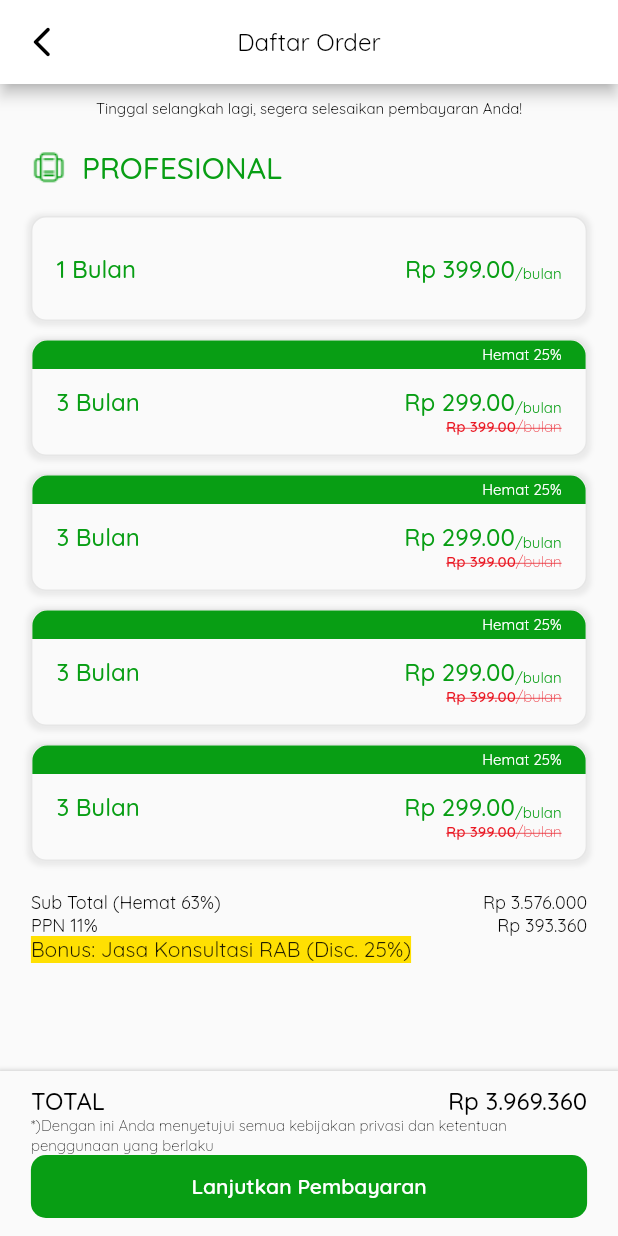
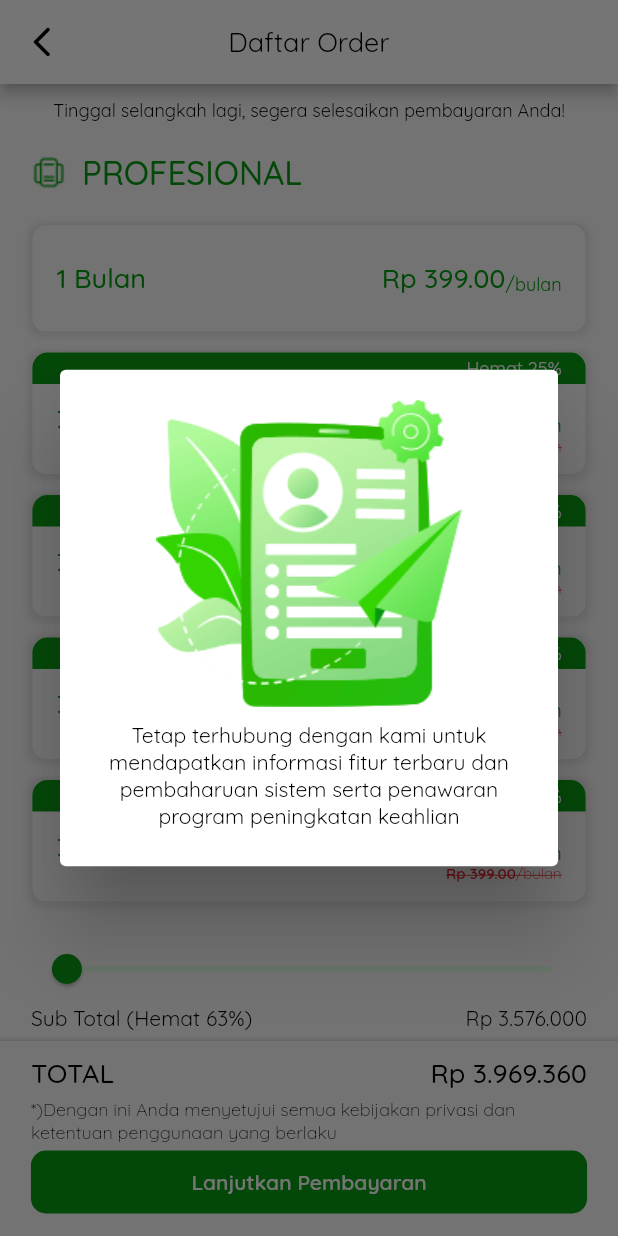
Before and after one commit to Beecons-Intern/Estimator.id, a Flutter app: the OrderScreen screen opened directly, after a tap on "Lanjutkan Pembayaran", on a phone screen of 412 x 824 dp. Run offline on Flutter 3.47's test engine with Material 2 defaults, Android fonts, the phone set to English and light mode, and no system bars; our stand-ins replace flutter_svg, smooth_page_indicator.

Commit message:
fixing order screen

```diff
--- a/lib/app/screens/order_screen/components/body.dart
+++ b/lib/app/screens/order_screen/components/body.dart
@@ -4,9 +4,15 @@ import '../../../utilities/colors.dart';
 import '../../../utilities/text_styles.dart';
 import 'build_card.dart';
 
-class Body extends StatelessWidget {
+class Body extends StatefulWidget {
   const Body({Key? key}) : super(key: key);
 
+  @override
+  State<Body> createState() => _BodyState();
+}
+
+class _BodyState extends State<Body> {
+  double value = 3;
   @override
   Widget build(BuildContext context) {
     Size size = MediaQuery.of(context).size;
@@ -20,7 +26,7 @@ class Body extends StatelessWidget {
             child: Text(
               "Tinggal selangkah lagi, segera selesaikan pembayaran Anda!",
               style: text4(neutral500, regular),
-              textAlign: TextAlign.center,
+              textAlign: TextAlign.justify,
             ),
           ),
           const SizedBox(
@@ -80,6 +86,19 @@ class Body extends StatelessWidget {
           const SizedBox(
             height: 8,
           ),
+          Slider(
+            inactiveColor: const Color(0xFFE2FEE4),
+            activeColor: primary,
+            value: value,
+            onChanged: (value) {
+              setState(() {
+                this.value = value;
+              });
+            },
+            min: 3,
+            max: 10,
+            label: value.round().toString(),
+          ),
           Row(
             mainAxisAlignment: MainAxisAlignment.spaceBetween,
             children: [
@@ -92,6 +111,9 @@ class Body extends StatelessWidget {
                 style: text3(neutral500, regular),
               )
             ],
+          ),
+          const SizedBox(
+            height: 5,
           ),
           Row(
             mainAxisAlignment: MainAxisAlignment.spaceBetween,
@@ -106,12 +128,73 @@ class Body extends StatelessWidget {
               )
             ],
           ),
+          const SizedBox(
+            height: 5,
+          ),
           Align(
             alignment: Alignment.centerLeft,
             child: Container(
-              decoration: const BoxDecoration(color: Color(0xFFFFE002)),
-              child: const Text("Bonus: Jasa Konsultasi RAB (Disc. 25%)"),
+              padding:
+                  const EdgeInsets.only(left: 2, right: 10, top: 2, bottom: 2),
+              decoration: const BoxDecoration(
+                  color: Color(0xFFFFE002),
+                  borderRadius: BorderRadius.only(
+                      topRight: Radius.circular(10),
+                      bottomRight: Radius.circular(10))),
+              child: RichText(
+                  text: TextSpan(
+                      text: "Bonus:",
+                      style: text4(neutral500, medium),
+                      children: [
+                    TextSpan(
+                        text: " Jasa Konsultasi RAB ",
+                        style: text4(neutral500, light)),
+                    TextSpan(
+                        text: "(Disc. 25%)",
+                        style: text4(const Color(0xFFEA1823), light))
+                  ])),
             ),
+          ),
+          const SizedBox(
+            height: 10,
+          ),
+          Container(
+            padding: const EdgeInsets.all(10),
+            width: size.width,
+            decoration: BoxDecoration(
+                border: Border.all(color: const Color(0xFFE6E6E6)),
+                borderRadius: BorderRadius.all(Radius.circular(10))),
+            child: Row(
+              mainAxisAlignment: MainAxisAlignment.spaceBetween,
+              children: [
+                const Text("Memiliki kode promo?"),
+                Container(
+                  padding:
+                      const EdgeInsets.symmetric(horizontal: 10, vertical: 5),
+                  decoration: const BoxDecoration(
+                      color: primary,
+                      borderRadius: BorderRadius.all(Radius.circular(10))),
+                  child: Row(
+                    children: [
+                      const Icon(
+                        Icons.wallet_giftcard_rounded,
+                        color: neutral100,
+                      ),
+                      const SizedBox(
+                        width: 5,
+                      ),
+                      Text(
+                        "Gunakan",
+                        style: text3(neutral100, regular),
+                      )
+                    ],
+                  ),
+                )
+              ],
+            ),
+          ),
+          const SizedBox(
+            height: 150,
           ),
         ],
       ),
--- a/lib/app/screens/order_screen/order_screen.dart
+++ b/lib/app/screens/order_screen/order_screen.dart
@@ -1,4 +1,5 @@
 import 'package:flutter/material.dart';
+import 'package:flutter_svg/flutter_svg.dart';
 
 import '../../utilities/colors.dart';
 import '../../utilities/text_styles.dart';
@@ -28,7 +29,7 @@ class OrderScreen extends StatelessWidget {
         padding:
             EdgeInsets.symmetric(horizontal: size.width * 0.05, vertical: 10),
         width: size.width,
-        height: 110,
+        height: 130,
         decoration: BoxDecoration(
           color: Theme.of(context).scaffoldBackgroundColor,
           boxShadow: [
@@ -54,16 +55,43 @@ class OrderScreen extends StatelessWidget {
                 )
               ],
             ),
+            const SizedBox(
+              height: 5,
+            ),
             Text(
               "*)Dengan ini Anda menyetujui semua kebijakan privasi dan ketentuan penggunaan yang berlaku",
               style: text4(neutral500, light),
             ),
+            const SizedBox(
+              height: 5,
+            ),
             RoundedButton(
               text: "Lanjutkan Pembayaran",
-              ontap: () {},
+              ontap: () {
+                showDialog(
+                    context: context,
+                    builder: (context) => AlertDialog(
+                          content: Column(
+                            mainAxisSize: MainAxisSize.min,
+                            children: [
+                              Image.asset("assets/img/icon-subscribe.png"),
+                              const SizedBox(
+                                height: 10,
+                              ),
+                              Text(
+                                "Tetap terhubung dengan kami untuk mendapatkan informasi fitur terbaru dan pembaharuan sistem serta penawaran program peningkatan keahlian",
+                                style: text3(neutral500, regular),
+                                textAlign: TextAlign.center,
+                              ),
+                            ],
+                          ),
+                        ));
+              },
             ),
           ],
         ),
-      ), body: const Body(),);
+      ),
+      body: const Body(),
+    );
   }
 }
--- a/lib/app/utilities/text_styles.dart
+++ b/lib/app/utilities/text_styles.dart
@@ -27,21 +27,21 @@ TextStyle heading5(colorText, fontWeight) {
 }
 
 TextStyle body(colorText, fontWeight) {
+  return TextStyle(color: colorText, fontSize: 16, fontWeight: fontWeight);
+}
+
+TextStyle text1(colorText, fontWeight) {
+  return TextStyle(color: colorText, fontSize: 22, fontWeight: fontWeight);
+}
+
+TextStyle text2(colorText, fontWeight) {
+  return TextStyle(color: colorText, fontSize: 18, fontWeight: fontWeight);
+}
+
+TextStyle text3(colorText, fontWeight) {
   return TextStyle(color: colorText, fontSize: 14, fontWeight: fontWeight);
 }
 
-TextStyle text1(colorText, fontWeight) {
-  return TextStyle(color: colorText, fontSize: 20, fontWeight: fontWeight);
-}
-
-TextStyle text2(colorText, fontWeight) {
-  return TextStyle(color: colorText, fontSize: 16, fontWeight: fontWeight);
-}
-
-TextStyle text3(colorText, fontWeight) {
+TextStyle text4(colorText, fontWeight) {
   return TextStyle(color: colorText, fontSize: 12, fontWeight: fontWeight);
 }
-
-TextStyle text4(colorText, fontWeight) {
-  return TextStyle(color: colorText, fontSize: 10, fontWeight: fontWeight);
-}
--- a/lib/main.dart
+++ b/lib/main.dart
@@ -1,5 +1,7 @@
 import 'package:flutter/material.dart';
 
+import 'app/screens/order_screen/order_screen.dart';
+import 'app/screens/paket_screen/paket_screen.dart';
 
 void main() {
   runApp(const MyApp());
@@ -12,7 +14,7 @@ class MyApp extends StatelessWidget {
     return MaterialApp(
       title: 'Estimator',
       theme: ThemeData(fontFamily: 'Quicksand'),
-      home: const MyHomePage(),
+      home: const OrderScreen(),
     );
   }
 }
--- a/pubspec.yaml
+++ b/pubspec.yaml
@@ -63,6 +63,7 @@ flutter:
   assets:
     - assets/logo/
     - assets/icon/
+    - assets/img/
   #   - images/a_dot_ham.jpeg
 
   # An image asset can refer to one or more resolution-specific "variants", see
```
Also changed, not shown: assets/img/icon-subscribe.png (added).
